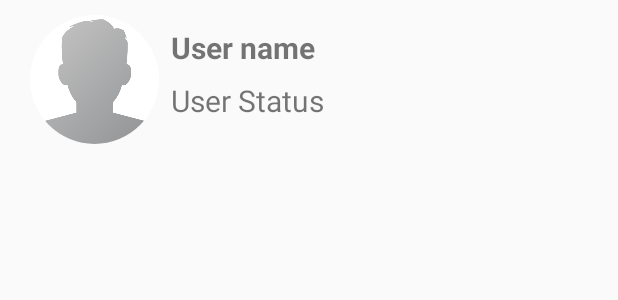
After one commit to tai9dltt/tainh, an Android app: the layout user_display_layout.xml on its own in the app's theme, with its tools: preview values and no code run, on a phone screen of 412 x 824 dp. The commit adds this screen. Shown: the top 300 px of the screen. Run offline under Robolectric (Android 15) with nearby library versions, the phone set to English and light mode, and no system bars.

Commit message:
update video 30

```diff
--- a/DemoWhatApp/app/src/main/java/com/example/demowhatapp/Activity/MainActivity.java
+++ b/DemoWhatApp/app/src/main/java/com/example/demowhatapp/Activity/MainActivity.java
@@ -115,8 +115,8 @@ public class MainActivity extends AppCompatActivity {
     public boolean onOptionsItemSelected(MenuItem item) {
         super.onOptionsItemSelected(item);
         if (item.getItemId() == R.id.main_find_friends_option) {
-
-
+            Intent intent = new Intent(MainActivity.this, FindFriendsActivity.class);
+            startActivity(intent);
         }
         if (item.getItemId() == R.id.main_setting_option) {
             Intent intent = new Intent(MainActivity.this, SettingActivity.class);
--- a/DemoWhatApp/app/src/main/res/layout/activity_phone_login.xml
+++ b/DemoWhatApp/app/src/main/res/layout/activity_phone_login.xml
@@ -5,6 +5,10 @@
     android:layout_width="match_parent"
     android:layout_height="match_parent"
     tools:context=".Activity.PhoneLoginActivity">
+
+    <include
+        android:id="@+id/main_app_bar"
+        layout="@layout/app_bar_layout" />
 
     <android.support.constraint.Guideline
         android:id="@+id/guideline_vertical_start"
--- /dev/null
+++ b/DemoWhatApp/app/src/main/res/layout/user_display_layout.xml
@@ -0,0 +1,72 @@
+<?xml version="1.0" encoding="utf-8"?>
+<android.support.constraint.ConstraintLayout
+    xmlns:android="http://schemas.android.com/apk/res/android" android:layout_width="match_parent"
+    android:layout_height="match_parent">
+
+    <LinearLayout
+        android:layout_margin="@dimen/space_10_dp"
+        android:padding="@dimen/space_10_dp"
+        android:orientation="horizontal"
+        android:layout_width="match_parent"
+        android:layout_height="wrap_content">
+
+        <de.hdodenhof.circleimageview.CircleImageView
+            android:id="@+id/user_profile"
+            android:layout_width="86dp"
+            android:layout_height="86dp"
+            android:src="@drawable/profile_image"/>
+
+
+        <LinearLayout
+            android:orientation="vertical"
+            android:layout_width="match_parent"
+            android:layout_height="match_parent"
+            android:padding="@dimen/spac_4_dp"
+            >
+
+            <LinearLayout
+                android:orientation="horizontal"
+                android:layout_width="match_parent"
+                android:layout_height="wrap_content">
+
+                <TextView
+                    android:id="@+id/user_name"
+                    android:layout_width="wrap_content"
+                    android:layout_height="wrap_content"
+                    android:text="User name"
+                    android:textSize="@dimen/text_size_20sp"
+                    android:padding="@dimen/spac_4_dp"
+                    android:layout_weight="0.02"
+                    android:textStyle="bold"
+
+                    />
+
+                <ImageView
+                    android:id="@+id/user_online"
+                    android:visibility="invisible"
+                    android:layout_width="10dp"
+                    android:layout_height="match_parent"
+                    android:layout_weight="0.01"
+                    android:src="@drawable/online"
+                    />
+
+            </LinearLayout>
+
+            <TextView
+                android:id="@+id/user_status"
+                android:layout_width="wrap_content"
+                android:layout_height="wrap_content"
+                android:text="User Status"
+                android:textSize="@dimen/text_size_20sp"
+                android:padding="@dimen/spac_4_dp"
+
+                />
+
+        </LinearLayout>
+
+
+
+
+    </LinearLayout>
+
+</android.support.constraint.ConstraintLayout>
--- a/DemoWhatApp/build.gradle
+++ b/DemoWhatApp/build.gradle
@@ -9,6 +9,7 @@ buildscript {
     dependencies {
         classpath 'com.android.tools.build:gradle:3.2.1'
         classpath 'com.google.gms:google-services:4.2.0'
+
 
         // NOTE: Do not place your application dependencies here; they belong
         // in the individual module build.gradle files
```
Also changed, not shown: DemoWhatApp/app/build.gradle (+26 -7 lines), DemoWhatApp/app/src/main/AndroidManifest.xml (+8 -1 lines), DemoWhatApp/app/src/main/java/com/example/demowhatapp/Activity/FindFriendsActivity.java (added, +94 -0 lines), DemoWhatApp/app/src/main/java/com/example/demowhatapp/Activity/SettingActivity.java (+105 -25 lines), DemoWhatApp/app/src/main/java/com/example/demowhatapp/Ultil/Contacts.java (added, +48 -0 lines), DemoWhatApp/app/src/main/res/layout/activity_find_friends.xml (added, +21 -0 lines), DemoWhatApp/app/src/main/res/drawable/online.png (added).
